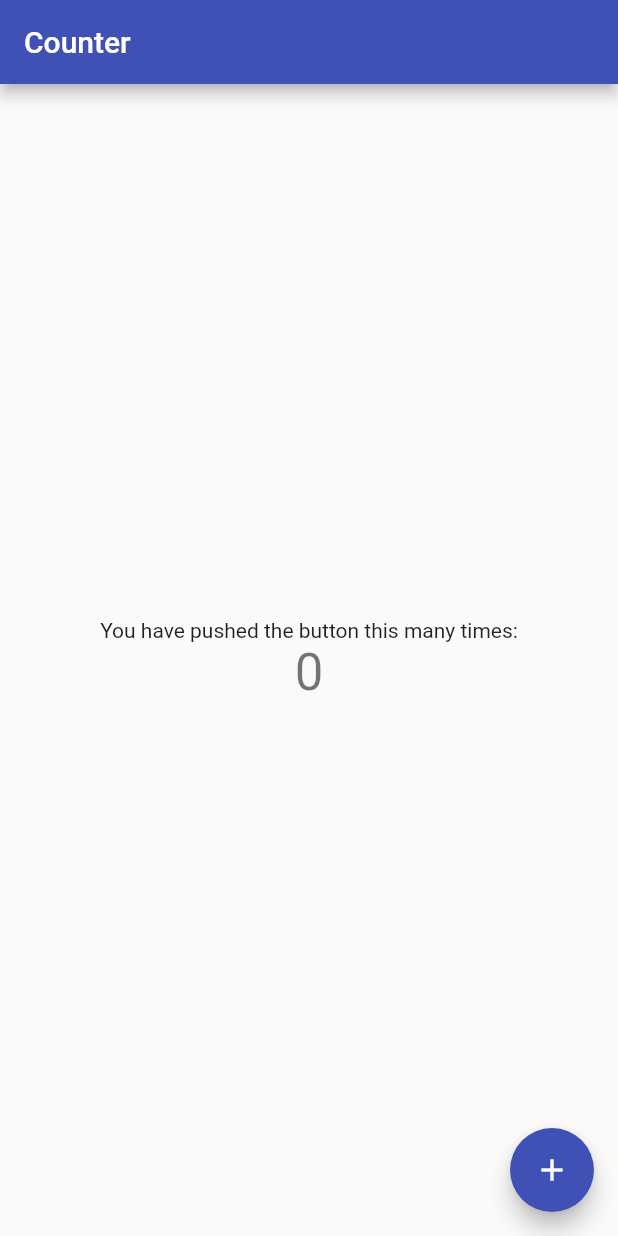
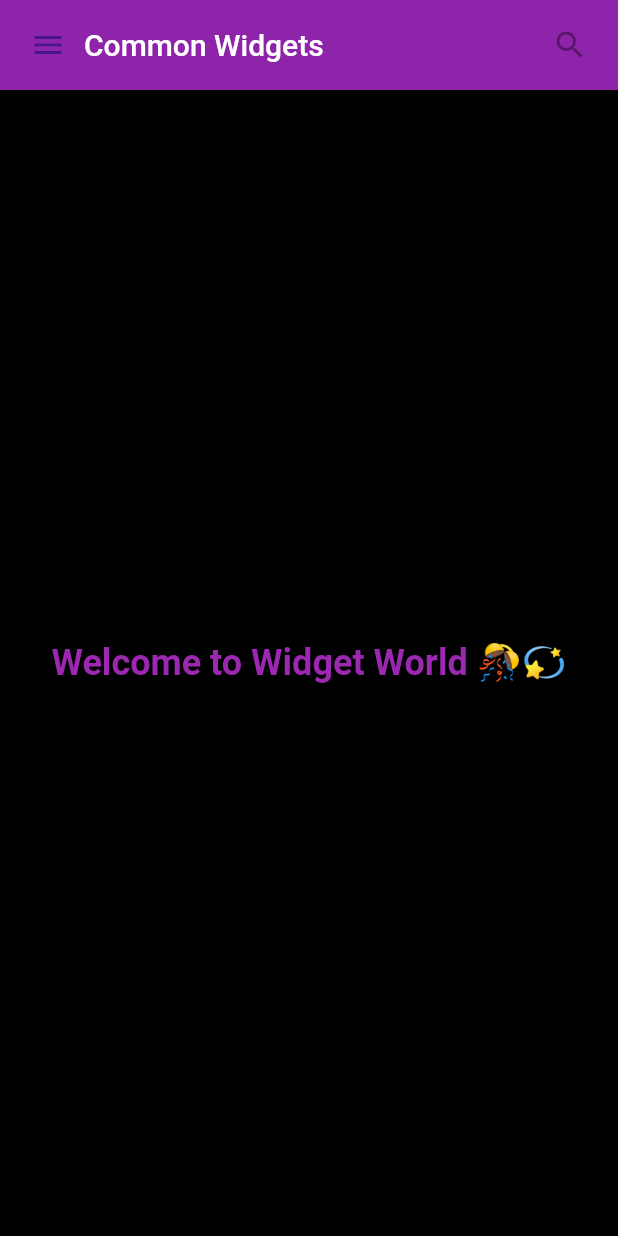
Before and after one commit to nerdychamp/fltr-constrains, a Flutter app: the screen it shows after launch, on a phone screen of 412 x 824 dp. Run offline on Flutter 3.47's test engine with Material 2 defaults, Android fonts, the light colour scheme and no system bars.

Commit message:
feat: basic widgets from docs

```diff
--- a/lib/main.dart
+++ b/lib/main.dart
@@ -1,59 +1,72 @@
 import 'package:flutter/material.dart';
 
-void main() => runApp(const MyApp());
+class MyAppBar extends StatelessWidget {
+  const MyAppBar({super.key, required this.title});
 
-class MyApp extends StatelessWidget{
-  const MyApp({super.key});
+  final Widget title;
 
   @override
-  Widget build(BuildContext context){
-    return MaterialApp(
-        title: "Flutter Layout Constrains",
-        theme:ThemeData(
-            primarySwatch: Colors.indigo
-        ),
-        home: const HomePage(homePageTitle: "Counter",)
+  Widget build(BuildContext context) {
+    return Container(
+        height: 60.0,
+        padding: const EdgeInsets.symmetric(horizontal: 8.0),
+        decoration: BoxDecoration(color: Colors.purple.shade600),
+        child: Row(
+          children: [
+            IconButton(
+              icon: Icon(
+                Icons.menu,
+                color: Colors.purple.shade900,
+              ),
+              tooltip: 'Navigation Menu',
+              onPressed: null,
+            ),
+            Expanded(
+              child: title,
+            ),
+            const IconButton(
+              icon: Icon(Icons.search),
+              tooltip: 'Search',
+              onPressed: null,
+            ),
+          ],
+        ));
+  }
+}
+
+class MyScaffold extends StatelessWidget {
+  const MyScaffold({super.key});
+
+  @override
+  Widget build(BuildContext context) {
+    return Material(
+      child: Container(
+        color: Colors.black,
+        child: Column(children: [
+          MyAppBar(
+            title: Text(
+              'Common Widgets',
+              style: Theme.of(context).primaryTextTheme.headline6,
+            ),
+          ),
+          Expanded(
+            child: Center(
+                child: Text(
+              "Welcome to Widget World 🎊💫",
+              style: TextStyle(
+                color: Colors.purple[500],
+                fontSize: 24,
+                fontWeight: FontWeight.bold,
+              ),
+            )),
+          )
+        ]),
+      ),
     );
   }
 }
 
-class HomePage extends StatefulWidget{
-  const HomePage({super.key, required this.homePageTitle});
-
-  final String homePageTitle;
-
-  @override
-  State<HomePage> createState() => _HomePageState();
-}
-
-class _HomePageState extends State<HomePage>{
-  int _counter = 0;
-
-  @override
-  Widget build(BuildContext context){
-    return Scaffold(
-      appBar: AppBar(
-        title: Text(widget.homePageTitle),
-      ),
-      body: Center(
-          child: Column(
-            mainAxisAlignment: MainAxisAlignment.center,
-            children: [
-              const Text('You have pushed the button this many times:'),
-              Text('$_counter',
-                style: Theme.of(context).textTheme.headline4,
-              )
-            ],
-          )
-      ),
-      floatingActionButton: FloatingActionButton(
-        onPressed: (){
-          setState((){
-            _counter++;
-          });
-        },
-        child: const Icon(Icons.add),
-      ),
-    );
-  }
-}
+void main() => runApp(const MaterialApp(
+      title: "Basic widgets",
+      home: SafeArea(child: MyScaffold()),
+    ));
```
Also changed, not shown: lib/basic_widgets.dart (added, +72 -0 lines), lib/counter.dart (renamed from lib/main1.dart).
